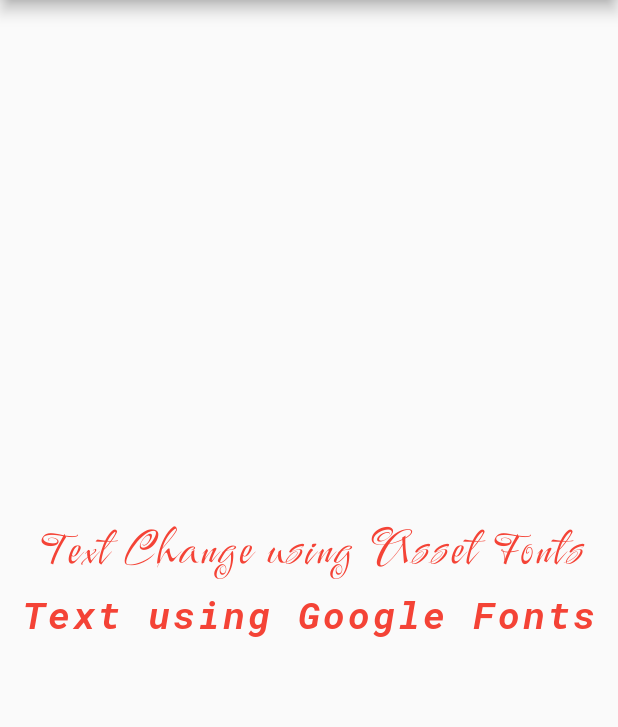
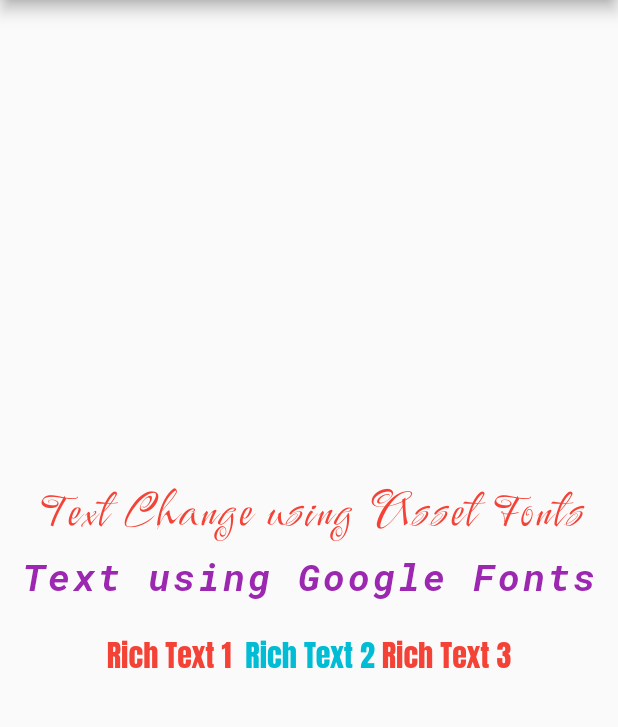
Before and after one commit to sunnymac/demo2_text_and_font, a Flutter app: the screen it shows after launch, on a phone screen of 412 x 824 dp, the part 84-811 px from its top. Run offline on Flutter 3.47's test engine with Material 2 defaults, Android fonts, the phone set to English and light mode, and no system bars; our stand-ins replace google_fonts.

Commit message:
richtext added

```diff
--- a/lib/main.dart
+++ b/lib/main.dart
@@ -31,14 +31,39 @@
                 letterSpacing: 2.0,
               ),
             ),
-            Text("Text using Google Fonts",
-                style: GoogleFonts.robotoMono(
-                  fontSize: 25,
-                  fontWeight: FontWeight.bold,
-                  fontStyle: FontStyle.italic,
-                  color: Colors.red,
-                  letterSpacing: 2.0,
-                )),
+            Text(
+              "Text using Google Fonts",
+              style: GoogleFonts.robotoMono(
+                fontSize: 25,
+                fontWeight: FontWeight.bold,
+                fontStyle: FontStyle.italic,
+                color: Colors.purple,
+                letterSpacing: 2.0,
+              ),
+            ),
+            SizedBox(
+              height: 20.0,
+            ),
+            Text.rich(
+              TextSpan(
+                  text: "Rich Text 1  ",
+                  style: GoogleFonts.anton(
+                    fontSize: 20,
+                    color: Colors.red,
+                  ),
+                  children: [
+                    TextSpan(
+                      text: "Rich Text 2",
+                      style: GoogleFonts.anton(
+                        fontSize: 20,
+                        color: Colors.cyan,
+                      ),
+                    ),
+                    TextSpan(
+                      text: " Rich Text 3",
+                    ),
+                  ]),
+            )
           ],
         )),
       ),
```
